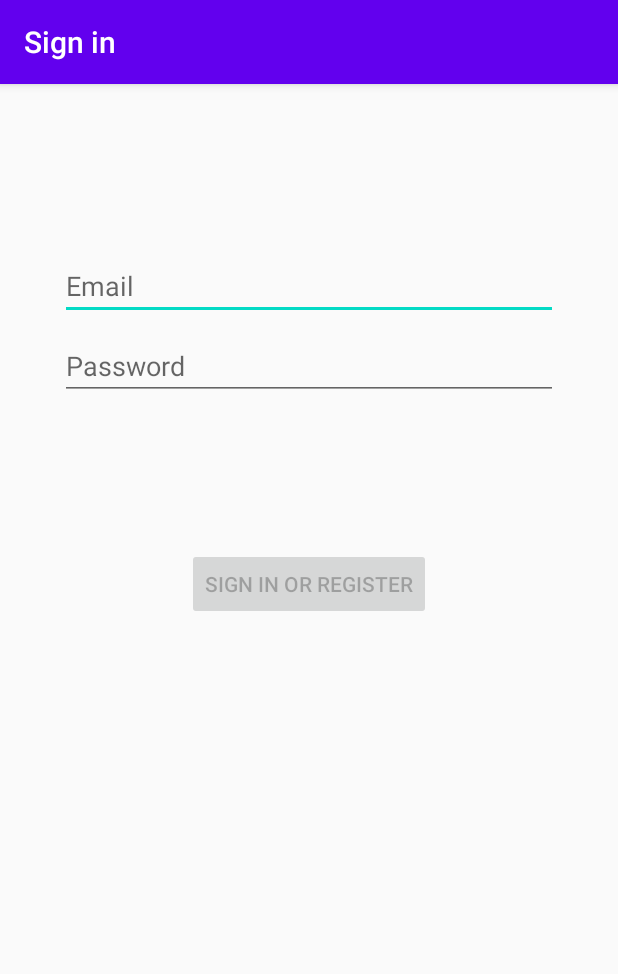
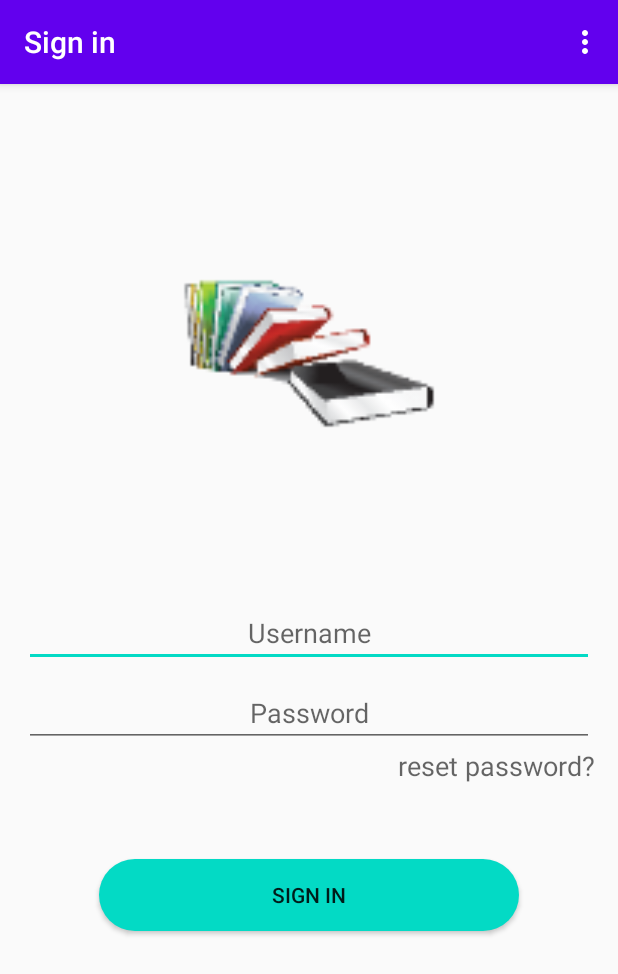
Before and after one commit to agent23/Library, an Android app: the screen it shows after launch (LoginActivity), on a phone screen of 412 x 824 dp. Shown: the top 974 px of the screen. Run offline under Robolectric (Android 15) with nearby library versions, the phone set to English and light mode, and no system bars; libraries missing offline, so code that uses them is left out: com.loopj.android, cz.msebera.android.

Commit message:
added login logic

```diff
--- a/app/build.gradle
+++ b/app/build.gradle
@@ -36,6 +36,9 @@ dependencies {
     implementation 'androidx.navigation:navigation-ui:2.2.1'
     implementation 'androidx.lifecycle:lifecycle-extensions:2.2.0'
     implementation 'androidx.annotation:annotation:1.1.0'
+    implementation 'com.google.firebase:firebase-appindexing:19.1.0'
+    implementation 'com.loopj.android:android-async-http:1.4.9'
+    //implementation 'org.json:json:20160212'
     compileOnly 'org.projectlombok:lombok:1.16.22'
     annotationProcessor 'org.projectlombok:lombok:1.16.22'
     testImplementation 'junit:junit:4.12'
--- a/app/src/main/java/com/host/library/SplashActivity.java
+++ b/app/src/main/java/com/host/library/SplashActivity.java
@@ -11,7 +11,7 @@ import com.host.library.ui.login.LoginActivity;
 public class SplashActivity extends Activity {
 
     /** Duration of wait **/
-    private final int SPLASH_DISPLAY_LENGTH = 3000;
+    private final int SPLASH_DISPLAY_LENGTH = 2000;
 
     @Override
     protected void onCreate(Bundle savedInstanceState) {
--- a/app/src/main/java/com/host/library/configs/Constants.java
+++ b/app/src/main/java/com/host/library/configs/Constants.java
@@ -2,5 +2,5 @@ package com.host.library.configs;
 
 public class Constants {
 
-
+    public static final String login_base_url = "https://library-app-management.herokuapp.com/login?";
 }
--- a/app/src/main/java/com/host/library/data/model/LoggedInUser.java
+++ b/app/src/main/java/com/host/library/model/LoggedInUser.java
@@ -1,4 +1,4 @@
-package com.host.library.data.model;
+package com.host.library.model;
 
 /**
  * Data class that captures user information for logged in users retrieved from LoginRepository
--- /dev/null
+++ b/app/src/main/java/com/host/library/ui/registration/RegisterUserView.java
@@ -0,0 +1,4 @@
+package com.host.library.ui.registration;
+
+public class RegisterUserView {
+}
--- /dev/null
+++ b/app/src/main/res/drawable/button.xml
@@ -0,0 +1,9 @@
+<?xml version="1.0" encoding="utf-8"?>
+<shape xmlns:android="http://schemas.android.com/apk/res/android"
+    android:shape="rectangle">
+
+    <corners android:radius="40dp" />
+
+    <solid android:color="@color/colorAccent" />
+
+</shape>
--- a/app/src/main/res/layout/activity_login.xml
+++ b/app/src/main/res/layout/activity_login.xml
@@ -1,5 +1,5 @@
 <?xml version="1.0" encoding="utf-8"?>
-<androidx.constraintlayout.widget.ConstraintLayout xmlns:android="http://schemas.android.com/apk/res/android"
+<LinearLayout xmlns:android="http://schemas.android.com/apk/res/android"
     xmlns:app="http://schemas.android.com/apk/res-auto"
     xmlns:tools="http://schemas.android.com/tools"
     android:id="@+id/container"
@@ -9,31 +9,41 @@
     android:paddingTop="@dimen/activity_vertical_margin"
     android:paddingRight="@dimen/activity_horizontal_margin"
     android:paddingBottom="@dimen/activity_vertical_margin"
+    android:orientation="vertical"
     tools:context=".ui.login.LoginActivity">
+
+
+    <ImageView
+        android:id="@+id/imageView"
+        android:layout_width="match_parent"
+        android:layout_height="match_parent"
+        android:layout_weight="5"
+        android:contentDescription="App icon"
+        app:srcCompat="@mipmap/splash_image_foreground" />
+
+
+    <LinearLayout
+        android:layout_width="match_parent"
+        android:layout_height="match_parent"
+        android:layout_weight="4"
+        android:orientation="vertical">
 
         <EditText
             android:id="@+id/username"
-        android:layout_width="0dp"
+            android:layout_width="match_parent"
             android:layout_height="wrap_content"
-        android:layout_marginStart="24dp"
-        android:layout_marginTop="96dp"
-        android:layout_marginEnd="24dp"
-
-        android:hint="@string/prompt_email"
-        android:inputType="textEmailAddress"
-        android:selectAllOnFocus="true"
-        app:layout_constraintEnd_toEndOf="parent"
-        app:layout_constraintStart_toStartOf="parent"
-        app:layout_constraintTop_toTopOf="parent" />
+            android:autofillHints=""
+            android:gravity="center"
+            android:hint="@string/prompt_username"
+            android:selectAllOnFocus="true" />
 
         <EditText
             android:id="@+id/password"
-        android:layout_width="0dp"
+            android:layout_width="match_parent"
             android:layout_height="wrap_content"
-        android:layout_marginStart="24dp"
             android:layout_marginTop="8dp"
-        android:layout_marginEnd="24dp"
-
+            android:autofillHints=""
+            android:gravity="center"
             android:hint="@string/prompt_password"
             android:imeActionLabel="@string/action_sign_in_short"
             android:imeOptions="actionDone"
@@ -43,22 +53,22 @@
             app:layout_constraintStart_toStartOf="parent"
             app:layout_constraintTop_toBottomOf="@+id/username" />
 
+        <TextView
+            android:id="@+id/tv_password_reset"
+            android:layout_width="match_parent"
+            android:layout_height="wrap_content"
+            android:gravity="right"
+            android:text="reset password?"
+            android:textAppearance="@style/TextAppearance.AppCompat.Medium" />
+
         <Button
             android:id="@+id/login"
-        android:layout_width="wrap_content"
+            android:layout_width="match_parent"
             android:layout_height="wrap_content"
-        android:layout_gravity="start"
-        android:layout_marginStart="48dp"
-        android:layout_marginTop="16dp"
-        android:layout_marginEnd="48dp"
-        android:layout_marginBottom="64dp"
-        android:enabled="false"
-        android:text="@string/action_sign_in"
-        app:layout_constraintBottom_toBottomOf="parent"
-        app:layout_constraintEnd_toEndOf="parent"
-        app:layout_constraintStart_toStartOf="parent"
-        app:layout_constraintTop_toBottomOf="@+id/password"
-        app:layout_constraintVertical_bias="0.2" />
+            android:layout_gravity="center"
+            android:layout_margin="50dp"
+            android:background="@drawable/button"
+            android:text="@string/action_sign_in_short" />
 
         <ProgressBar
             android:id="@+id/loading"
@@ -75,4 +85,7 @@
             app:layout_constraintStart_toStartOf="@+id/password"
             app:layout_constraintTop_toTopOf="parent"
             app:layout_constraintVertical_bias="0.3" />
-</androidx.constraintlayout.widget.ConstraintLayout>
+    </LinearLayout>
+
+
+</LinearLayout>
--- /dev/null
+++ b/app/src/main/res/menu/login_menu.xml
@@ -0,0 +1,7 @@
+<?xml version="1.0" encoding="utf-8"?>
+<menu xmlns:android="http://schemas.android.com/apk/res/android">
+
+    <item
+        android:id="@+id/reg_menu_item"
+        android:title="Register" />
+</menu>
--- a/app/src/main/res/values/strings.xml
+++ b/app/src/main/res/values/strings.xml
@@ -5,7 +5,7 @@
     <string name="title_notifications">Notifications</string>
     <string name="splash_screen_bg">Splash Screen Background image</string>
     <string name="title_activity_login">Sign in</string>
-    <string name="prompt_email">Email</string>
+    <string name="prompt_username">Username</string>
     <string name="prompt_password">Password</string>
     <string name="action_sign_in">Sign in or Register</string>
     <string name="action_sign_in_short">Sign in</string>
@@ -13,4 +13,5 @@
     <string name="invalid_username">Not a valid username</string>
     <string name="invalid_password">Password must be >5 characters</string>
     <string name="login_failed">"Login failed"</string>
+    <string name="register">Register Account</string>
 </resources>
```
Also changed, not shown: app/src/main/AndroidManifest.xml (+8 -4 lines), app/src/main/java/com/host/library/data/LoginDataSource.java (deleted, +0 -29 lines), app/src/main/java/com/host/library/data/LoginRepository.java (deleted, +0 -54 lines), app/src/main/java/com/host/library/data/Result.java (deleted, +0 -48 lines), app/src/main/java/com/host/library/ui/login/LoginActivity.java (+67 -4 lines), app/src/main/java/com/host/library/ui/registration/RegistrationActivity.java (added, +16 -0 lines), app/src/main/java/com/host/library/utils/HttpUtil.java (added, +34 -0 lines), app/src/main/res/layout/activity_registration.xml (added, +8 -0 lines), 2 other files. Lines whose indentation alone changed are shown as unchanged.
